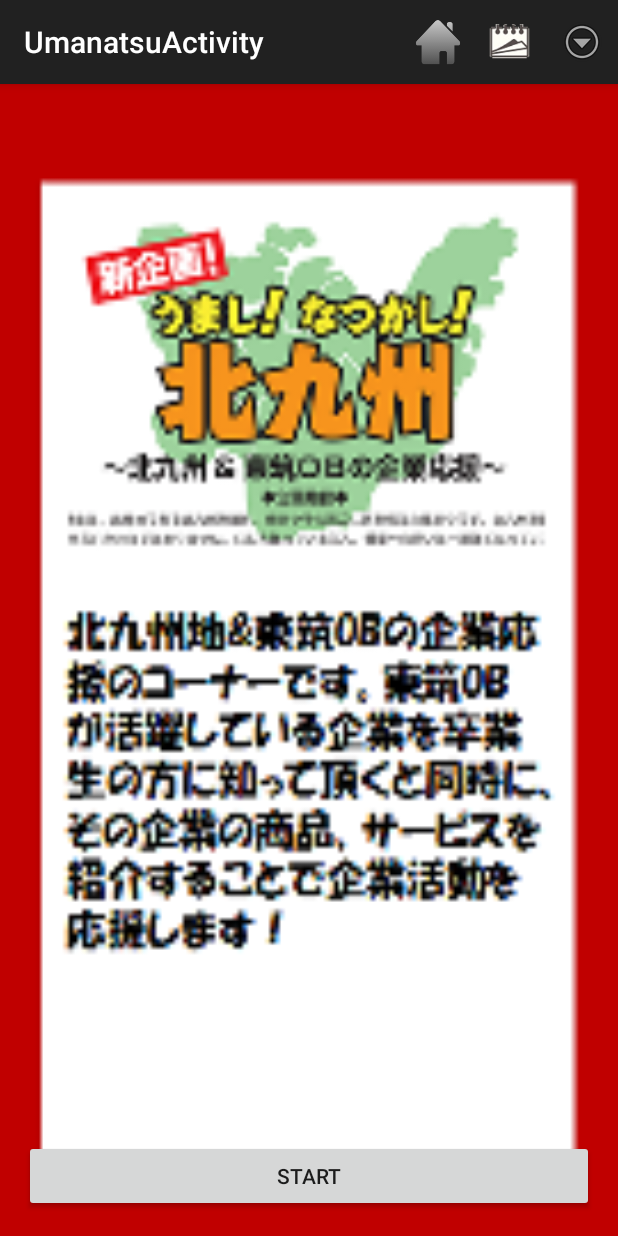
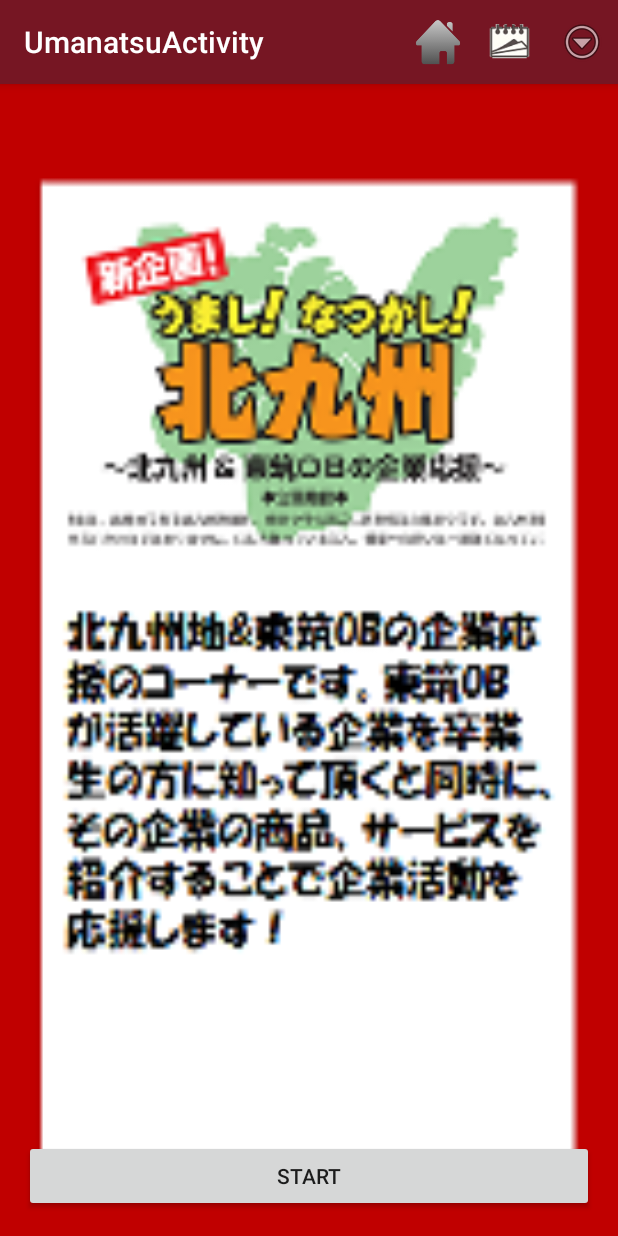
Before and after one commit to rochefort8/LikeTochiku-Android, an Android app: the UmanatsuActivity screen opened directly, with no data from a screen before it, on a phone screen of 412 x 824 dp. Run offline under Robolectric (Android 15) with nearby library versions, the phone set to English and light mode, and no system bars.

Commit message:
Added description for compatibility in style.xml, required for actionbar customization

```diff
--- a/likeTochiku/src/main/res/values/styles.xml
+++ b/likeTochiku/src/main/res/values/styles.xml
@@ -16,6 +16,9 @@
     <style name="AppTheme" parent="AppBaseTheme">
         <!-- All customizations that are NOT specific to a particular API-level can go here. -->
         <item name="android:actionBarStyle">@style/actionBar</item>
+
+        <!-- Supported library compatibility -->
+        <item name="actionBarStyle">@style/actionBar</item>
     </style>
 
     <style name="ImageTitle">
@@ -39,9 +42,12 @@
         <item name="android:gravity">center</item>
     </style>
     <style name="actionBar" parent="Widget.AppCompat.ActionBar">
-
         <item name="android:background">@color/tochiku_image</item>
         <item name="android:titleTextStyle">@style/titleTextStyle</item>
+
+        <!-- Supported library compatibility -->
+        <item name="background">@color/tochiku_image</item>
+        <item name="titleTextStyle">@style/titleTextStyle</item>
     </style>
     <style name="titleTextStyle" parent="TextAppearance.AppCompat.Widget.ActionBar.Title">
         <item name="android:textColor">#FFFFFF</item>
```
